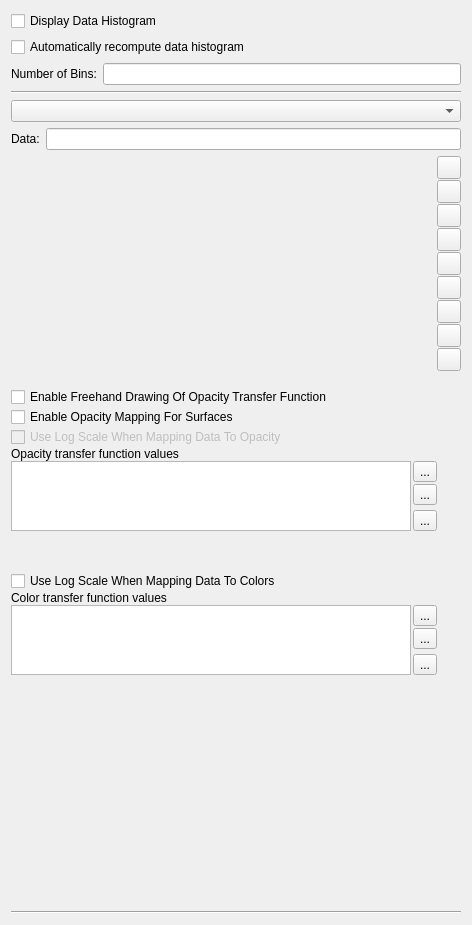
Before: the Qt Designer form Qt/ApplicationComponents/Resources/UI/pqColorOpacityEditorWidget.ui in Kitware/ParaView, drawn with Qt 5.
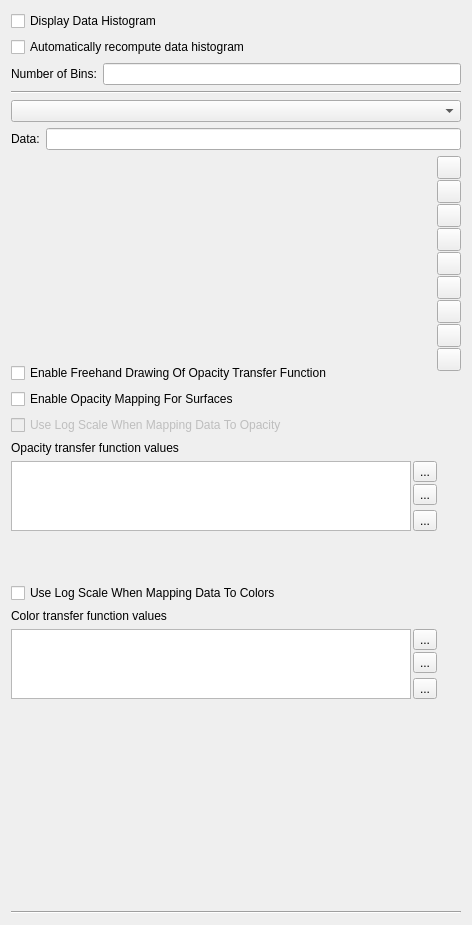
After: the same form once the commit is applied. Icons and pictures are not drawn. Custom widgets are drawn as their Qt base class.

Commit message:
Color Map Editor: improve vertical spacing of widgets
They were squished together on macOS.

The edit to the form file:
```diff
--- a/Qt/ApplicationComponents/Resources/UI/pqColorOpacityEditorWidget.ui
+++ b/Qt/ApplicationComponents/Resources/UI/pqColorOpacityEditorWidget.ui
@@ -121,7 +121,7 @@
      <item>
       <layout class="QVBoxLayout" name="verticalLayout" stretch="1,0,0,0,0,0,1,0,0,0,1">
        <property name="spacing">
-        <number>0</number>
+        <number>6</number>
        </property>
        <property name="sizeConstraint">
         <enum>QLayout::SetMinimumSize</enum>
```
